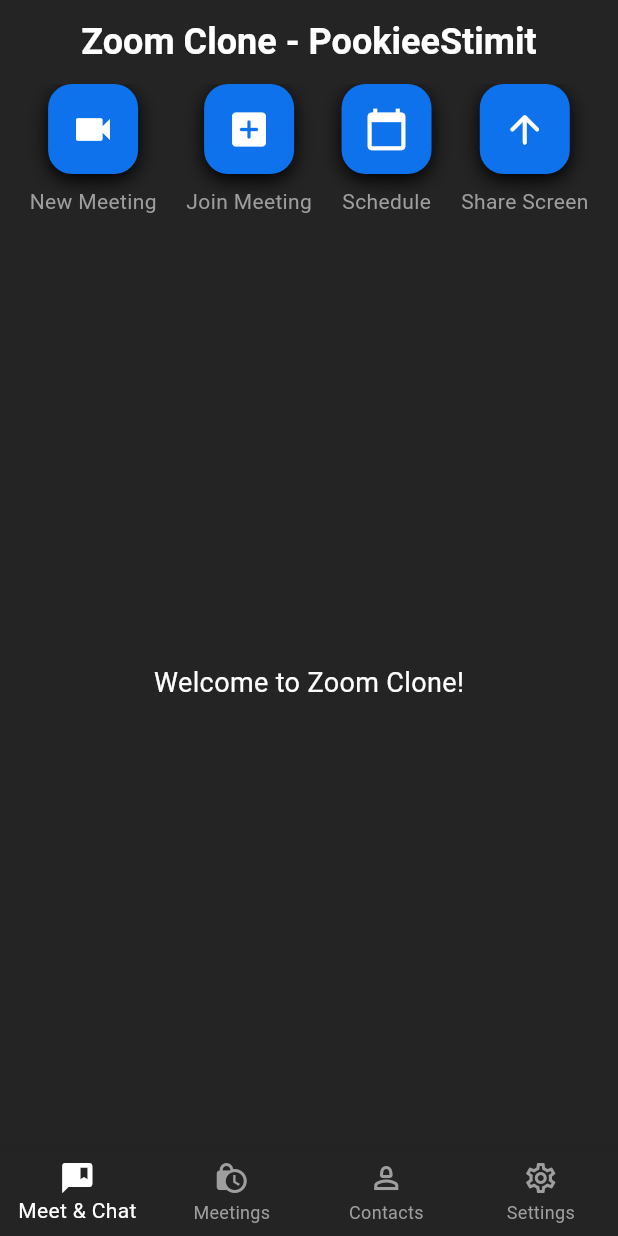
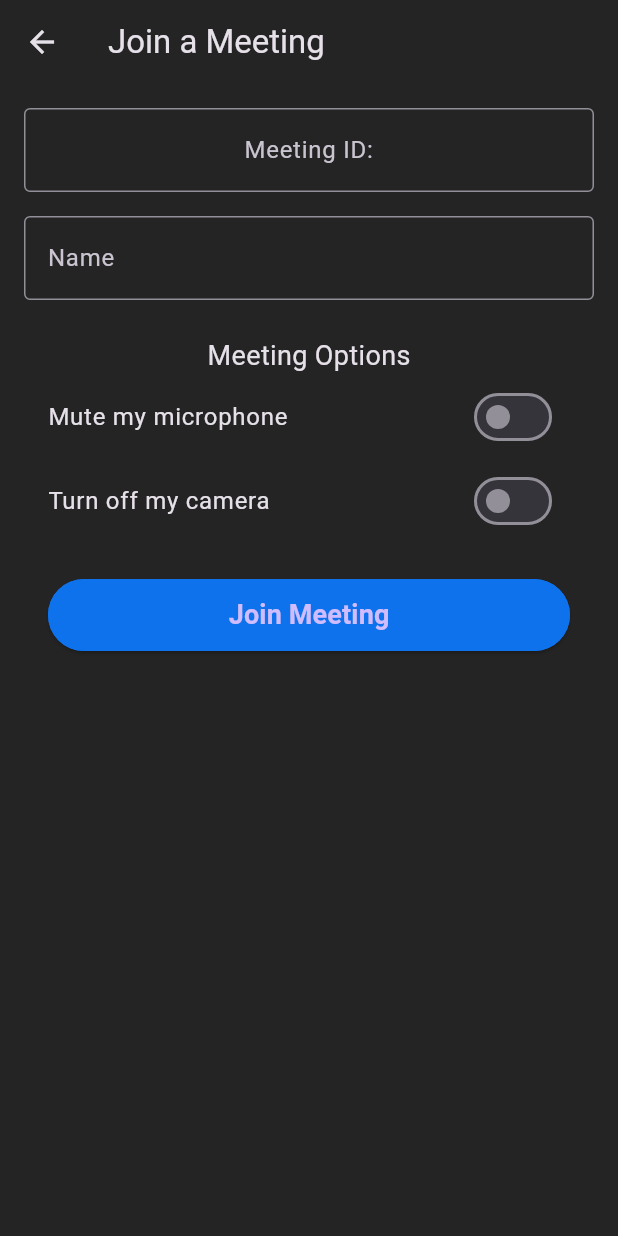
Before and after one commit to stimit1404k/Mobile-App-Projects, a Flutter app: the screen it shows once a user with an empty profile is signed in, after a tap on "Join Meeting", on a phone screen of 412 x 824 dp. Run offline on Flutter 3.47's test engine with Material 3 defaults, Android fonts, the phone set to English and light mode, and no system bars; our stand-ins replace cloud_firestore, firebase_auth, firebase_core, flutter_riverpod, google_sign_in; missing offline and left inert: zego_uikit_prebuilt_video_conference; accounts and stored records are empty.

Commit message:
added feature 1 (making a new meeting), added feature 2 (join meeting, half done)

```diff
--- /dev/null
+++ b/zoom_clone_firebase/lib/core/provider/join_meeting_provider.dart
@@ -0,0 +1,30 @@
+import 'package:flutter_riverpod/flutter_riverpod.dart';
+import 'package:zoom_clone_firebase/core/model/join_meeting_model.dart';
+
+class JoinMeetingNotifier extends AutoDisposeNotifier<JoinMeetingModel> {
+  @override
+  JoinMeetingModel build() {
+    return JoinMeetingModel(
+      isMicOff: false,
+      isCameraOff: false,
+      errorMessage: null,
+    );
+  }
+
+  void toggleMic(bool value) {
+    state = state.copyWith(isMicOff: value);
+  }
+
+  void toggleCamera(bool value) {
+    state = state.copyWith(isCameraOff: value);
+  }
+
+  void setErrorMessage(String? message) {
+    state = state.copyWith(errorMessage: message);
+  }
+}
+
+final joinMeetingProvider =
+    NotifierProvider.autoDispose<JoinMeetingNotifier, JoinMeetingModel>(
+      JoinMeetingNotifier.new,
+    );
--- a/zoom_clone_firebase/lib/core/secret/secret_key.dart
+++ b/zoom_clone_firebase/lib/core/secret/secret_key.dart
@@ -1,3 +1,3 @@
-const String appId = '1098269760';
-const String appSign =
+const int zoomCloneAppId = 1098269760;
+const String zoomCloneAppSign =
     '8c408b47e972acd2e98fcb28aa141d3c6395a19bccfe2fcd9106707725f17ae4';
--- a/zoom_clone_firebase/lib/main.dart
+++ b/zoom_clone_firebase/lib/main.dart
@@ -1,9 +1,14 @@
 import 'package:firebase_core/firebase_core.dart';
 import 'package:flutter/material.dart';
+import 'package:flutter_riverpod/flutter_riverpod.dart';
 import 'package:zoom_clone_firebase/firebase_options.dart';
 import 'package:zoom_clone_firebase/resources/auth_methods.dart';
 import 'package:zoom_clone_firebase/screens/home_screen.dart';
+import 'package:zoom_clone_firebase/screens/join_meeting_screen.dart';
 import 'package:zoom_clone_firebase/screens/login_screen.dart';
+import 'package:zoom_clone_firebase/screens/meeting_room_screen.dart';
+import 'package:zoom_clone_firebase/screens/new_meeting_screen.dart';
+import 'package:zoom_clone_firebase/screens/waiting_approval_screen.dart';
 import 'package:zoom_clone_firebase/utils/colors.dart';
 
 void main() async {
@@ -17,7 +22,8 @@ class MyApp extends StatelessWidget {
 
   @override
   Widget build(BuildContext context) {
-    return MaterialApp(
+    return ProviderScope(
+      child: MaterialApp(
         title: 'Zoom Clone With Firebase - PookieeStimit',
         theme: ThemeData.dark().copyWith(
           scaffoldBackgroundColor: backgroundColor,
@@ -26,6 +32,31 @@ class MyApp extends StatelessWidget {
         routes: {
           '/login': (context) => LoginScreen(),
           '/home': (context) => HomeScreen(),
+          '/new-meeting': (context) => NewMeetingScreen(),
+          '/join-meeting': (context) => JoinMeetingScreen(),
+          '/waiting-approval': (context) {
+            final args =
+                ModalRoute.of(context)!.settings.arguments
+                    as Map<String, dynamic>;
+            return WaitingApprovalScreen(
+              roomId: args['roomId'],
+              userName: args['userName'],
+              isMicOff: args['isMicOff'],
+              isCameraOff: args['isCameraOff'],
+            );
+          },
+          '/meeting-room': (context) {
+            final args =
+                ModalRoute.of(context)!.settings.arguments
+                    as Map<String, dynamic>;
+            return MeetingRoomScreen(
+              roomId: args['roomId'],
+              userName: args['userName'],
+              isMicOff: args['isMicOff'],
+              isCameraOff: args['isCameraOff'],
+              isHost: args['isHost'],
+            );
+          },
         },
 
         // home: const LoginScreen(),
@@ -43,6 +74,7 @@ class MyApp extends StatelessWidget {
             return const LoginScreen();
           },
         ),
+      ),
     );
   }
 }
--- a/zoom_clone_firebase/lib/resources/auth_methods.dart
+++ b/zoom_clone_firebase/lib/resources/auth_methods.dart
@@ -37,7 +37,7 @@ class AuthMethods {
       }
 
       final GoogleSignInAuthentication googleAuth =
-          await googleUser.authentication;
+          googleUser.authentication;
 
       if (googleAuth.idToken == null) {
         showSnackBar(context, "Failed to get ID token");
--- a/zoom_clone_firebase/lib/screens/home_screen.dart
+++ b/zoom_clone_firebase/lib/screens/home_screen.dart
@@ -35,18 +35,24 @@ class _HomeScreenState extends State<HomeScreen> {
         backgroundColor: backgroundColor,
       ),
 
-      body: Column(
+      body: Padding(
+        padding: const EdgeInsets.only(top: 16.0),
+        child: Column(
           children: [
             Row(
-            mainAxisAlignment: MainAxisAlignment.spaceEvenly,
+              mainAxisAlignment: MainAxisAlignment.spaceAround,
               children: [
                 HomeMeetingButton(
-                onPressed: () {},
+                  onPressed: () {
+                    Navigator.pushNamed(context, '/new-meeting');
+                  },
                   icon: Icons.videocam,
                   text: 'New Meeting',
                 ),
                 HomeMeetingButton(
-                onPressed: () {},
+                  onPressed: () {
+                    Navigator.pushNamed(context, '/join-meeting');
+                  },
                   icon: Icons.add_box_rounded,
                   text: 'Join Meeting',
                 ),
@@ -71,6 +77,7 @@ class _HomeScreenState extends State<HomeScreen> {
               ),
             ),
           ],
+        ),
       ),
 
       bottomNavigationBar: BottomNavigationBar(
--- /dev/null
+++ b/zoom_clone_firebase/lib/screens/join_meeting_screen.dart
@@ -0,0 +1,107 @@
+import 'package:firebase_auth/firebase_auth.dart';
+import 'package:flutter/material.dart';
+import 'package:flutter_riverpod/flutter_riverpod.dart';
+import 'package:zoom_clone_firebase/core/provider/join_meeting_provider.dart';
+import 'package:zoom_clone_firebase/core/provider/new_meeting_provider.dart';
+import 'package:zoom_clone_firebase/resources/join_meeting_method.dart';
+import 'package:zoom_clone_firebase/utils/colors.dart';
+import 'package:zoom_clone_firebase/widgets/custom_button.dart';
+
+class JoinMeetingScreen extends ConsumerStatefulWidget {
+  const JoinMeetingScreen({super.key});
+
+  @override
+  ConsumerState<JoinMeetingScreen> createState() => _JoinMeetingScreenState();
+}
+
+class _JoinMeetingScreenState extends ConsumerState<JoinMeetingScreen> {
+  late TextEditingController _nameController;
+  late TextEditingController _meetingIdController;
+
+  @override
+  void initState() {
+    _meetingIdController = TextEditingController();
+    _nameController = TextEditingController(
+      text: FirebaseAuth.instance.currentUser?.displayName,
+    );
+    super.initState();
+  }
+
+  @override
+  void dispose() {
+    _meetingIdController.dispose();
+    _nameController.dispose();
+    super.dispose();
+  }
+
+  @override
+  Widget build(BuildContext context) {
+    final meetingState = ref.watch(joinMeetingProvider);
+    final notifier = ref.read(joinMeetingProvider.notifier);
+
+    return Scaffold(
+      appBar: AppBar(
+        backgroundColor: backgroundColor,
+        title: Text('Join a Meeting'),
+      ),
+
+      body: Padding(
+        padding: EdgeInsets.all(16),
+        child: Column(
+          children: [
+            TextField(
+              controller: _meetingIdController,
+              textAlign: TextAlign.center,
+              keyboardType: TextInputType.number,
+              decoration: InputDecoration(
+                errorText: meetingState.errorMessage,
+                border: OutlineInputBorder(),
+                hintText: 'Meeting ID: ',
+              ),
+            ),
+            const SizedBox(height: 16),
+            TextField(
+              controller: _nameController,
+              readOnly: true,
+              textAlign: TextAlign.center,
+              decoration: InputDecoration(
+                border: OutlineInputBorder(),
+                labelText: 'Name',
+              ),
+            ),
+
+            const SizedBox(height: 24),
+
+            Text('Meeting Options', style: TextStyle(fontSize: 18)),
+            SwitchListTile.adaptive(
+              title: Text('Mute my microphone'),
+              value: meetingState.isMicOff,
+              onChanged: (val) =>
+                  ref.read(meetingProvider.notifier).toggleMic(val),
+            ),
+            SwitchListTile.adaptive(
+              title: Text('Turn off my camera'),
+              value: meetingState.isCameraOff,
+              onChanged: (val) =>
+                  ref.read(meetingProvider.notifier).toggleCamera(val),
+            ),
+
+            const SizedBox(height: 24),
+
+            CustomButton(
+              text: 'Join Meeting',
+              onPressed: () {
+                joinMeetingMethod(
+                  ref,
+                  context,
+                  _meetingIdController,
+                  _nameController,
+                );
+              },
+            ),
+          ],
+        ),
+      ),
+    );
+  }
+}
--- a/zoom_clone_firebase/lib/widgets/home_meeting_button.dart
+++ b/zoom_clone_firebase/lib/widgets/home_meeting_button.dart
@@ -25,7 +25,7 @@ class HomeMeetingButton extends StatelessWidget {
               boxShadow: [
                 BoxShadow(
                   blurRadius: 10,
-                  color: Colors.black,
+                  color: const Color.fromARGB(122, 84, 78, 78),
                   offset: const Offset(0, 4),
                 ),
               ],
--- a/zoom_clone_firebase/pubspec.yaml
+++ b/zoom_clone_firebase/pubspec.yaml
@@ -17,6 +17,10 @@ dependencies:
   cloud_firestore: ^6.1.1
   google_sign_in: ^7.2.0
   zego_uikit_prebuilt_video_conference: ^2.11.0
+  flutter_riverpod: ^2.6.1
+
+dependency_overrides:
+  zego_express_engine: 3.22.0
 
 dev_dependencies:
   flutter_test:
```
Also changed, not shown: zoom_clone_firebase/lib/core/model/join_meeting_model.dart (added, +23 -0 lines), zoom_clone_firebase/lib/core/model/meeting_state_model.dart (added, +23 -0 lines), zoom_clone_firebase/lib/core/provider/new_meeting_provider.dart (added, +27 -0 lines), zoom_clone_firebase/lib/core/provider/waiting_room_provider.dart (added, +19 -0 lines), zoom_clone_firebase/lib/resources/join_meeting_method.dart (added, +56 -0 lines), zoom_clone_firebase/lib/resources/start_meeting_method.dart (added, +34 -0 lines), zoom_clone_firebase/lib/screens/meeting_room_screen.dart (added, +46 -0 lines), zoom_clone_firebase/lib/screens/new_meeting_screen.dart (added, +94 -0 lines), zoom_clone_firebase/lib/screens/waiting_approval_screen.dart (added, +73 -0 lines), zoom_clone_firebase/lib/widgets/bouncing_dot.dart (added, +65 -0 lines), zoom_clone_firebase/pubspec.lock, 1 other file. Lines whose indentation alone changed are shown as unchanged.
